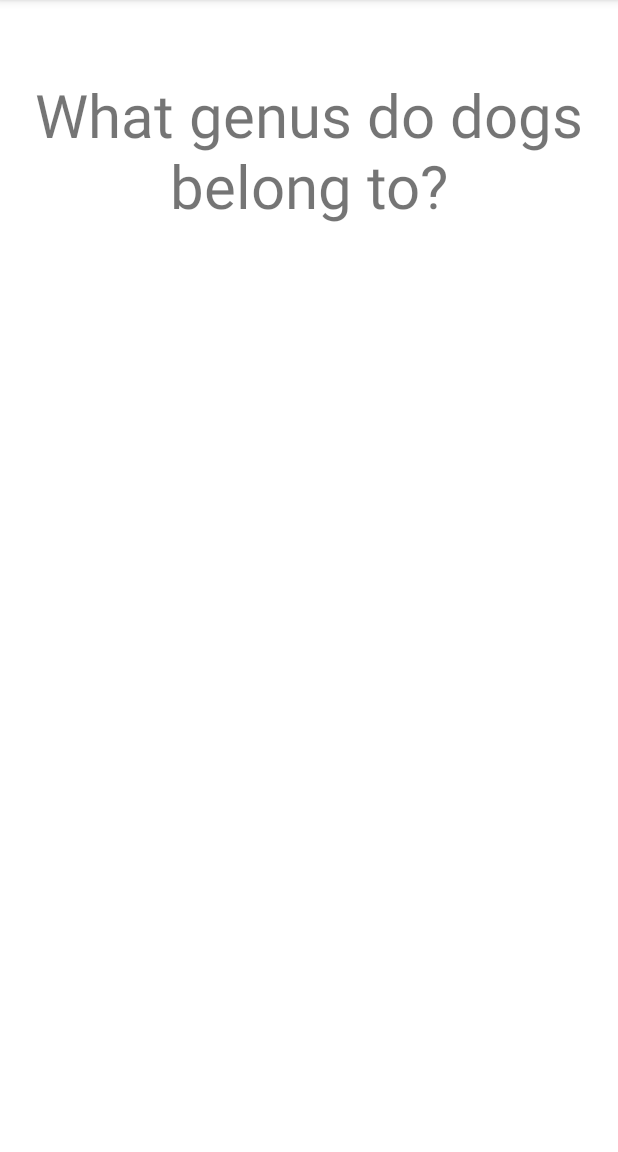
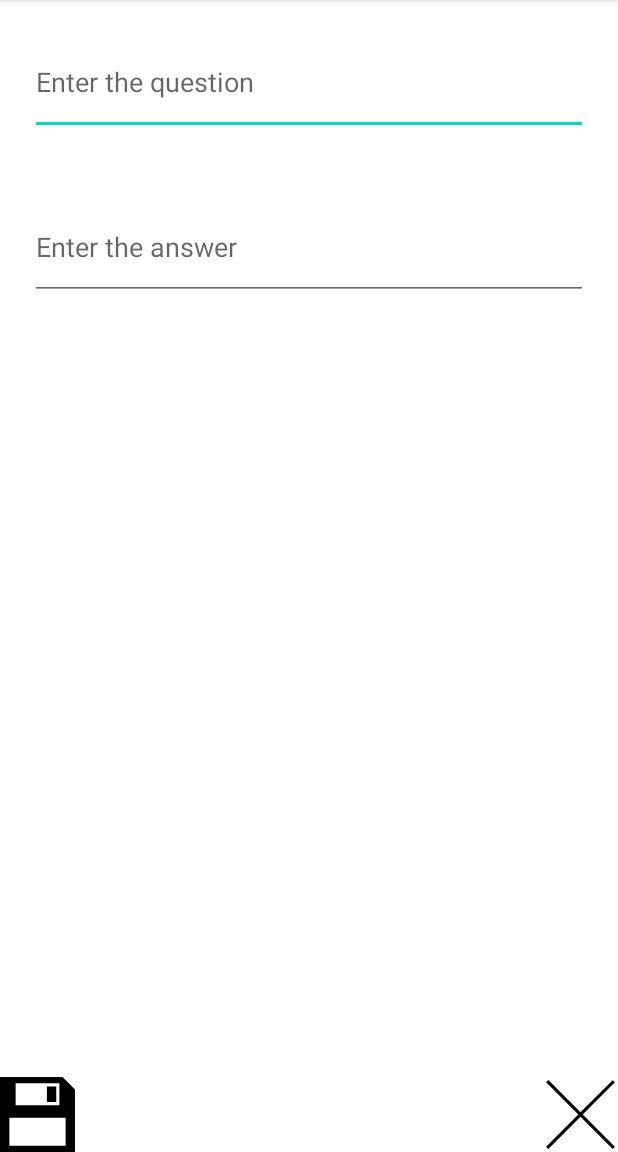
Before and after one commit to sam-24-bot/sFlashcard, an Android app: the screen it shows after launch (MainActivity before the commit, AddCardActivity after it), on a phone screen of 412 x 824 dp, the part 84-1236 px from its top. Run offline under Robolectric (Android 15) with nearby library versions, the phone set to English and light mode, and no system bars.

Commit message:
third commit

```diff
--- a/app/src/main/AndroidManifest.xml
+++ b/app/src/main/AndroidManifest.xml
@@ -9,6 +9,7 @@
         android:roundIcon="@mipmap/ic_launcher_round"
         android:supportsRtl="true"
         android:theme="@style/Theme.SFlashcard">
+        <activity android:name=".AddCardActivity"></activity>
         <activity android:name=".MainActivity">
             <intent-filter>
                 <action android:name="android.intent.action.MAIN" />
--- /dev/null
+++ b/app/src/main/java/com/example/sflashcard/AddCardActivity.java
@@ -0,0 +1,44 @@
+package com.example.sflashcard;
+
+import androidx.appcompat.app.AppCompatActivity;
+
+import android.annotation.SuppressLint;
+import android.content.Intent;
+import android.os.Bundle;
+import android.view.View;
+import android.widget.EditText;
+
+public class AddCardActivity extends AppCompatActivity {
+    @Override
+    protected void onCreate(Bundle savedInstanceState) {
+        super.onCreate(savedInstanceState);
+        setContentView(R.layout.activity_add_card);
+
+        findViewById(R.id.cancel_button).setOnClickListener(new View.OnClickListener() {
+            @Override
+            public void onClick(View v) {
+                finish();
+            }
+        });
+
+        findViewById(R.id.save_button).setOnClickListener(new View.OnClickListener() {
+            @Override
+            public void onClick(View v) {
+                String card_question = ((EditText) findViewById(R.id.user_question)).getText().toString();
+                String card_answer = ((EditText) findViewById(R.id.user_answer)).getText().toString();
+
+
+                Intent data = new Intent(); // create a new Intent, this is where we will put our data
+                data.putExtra("question", card_question); // puts one string into the Intent, with the key as 'string1'
+                data.putExtra("answer", card_answer); // puts another string into the Intent, with the key as 'string2
+                setResult(RESULT_OK, data); // set result code and bundle data for response
+                finish(); // closes this activity and pass data to the original activity that launched this activity
+            }
+
+        });
+
+        String s1 = getIntent().getStringExtra("question"); // this string will be 'harry potter`
+        String s2 = getIntent().getStringExtra("answer"); // this string will be 'voldemort'
+
+    }
+}
--- a/app/src/main/java/com/example/sflashcard/MainActivity.java
+++ b/app/src/main/java/com/example/sflashcard/MainActivity.java
@@ -5,6 +5,7 @@ import androidx.appcompat.app.AppCompatActivity;
 import android.os.Bundle;
 import android.view.View;
 import android.widget.TextView;
+import android.content.Intent;
 
 public class MainActivity extends AppCompatActivity {
 
@@ -23,8 +24,46 @@ public class MainActivity extends AppCompatActivity {
             public void onClick(View v) {
                 FlashcardQuestion.setVisibility(View.INVISIBLE);
                 FlashcardAnswer.setVisibility(View.VISIBLE);
+            }
 
+        });
+
+//new
+        FlashcardAnswer.setOnClickListener(new View.OnClickListener() {
+
+            @Override
+            public void onClick(View v) {
+                FlashcardQuestion.setVisibility(View.VISIBLE);
+                FlashcardAnswer.setVisibility(View.INVISIBLE);
             }
         });
+
+        findViewById(R.id.plus_button).setOnClickListener(new View.OnClickListener() {
+            @Override
+            public void onClick(View v) {
+                Intent intent = new Intent(MainActivity.this, AddCardActivity.class);
+                MainActivity.this.startActivity(intent);
+            }
+
+        });
+
+        Intent intent = new Intent(MainActivity.this, AddCardActivity.class);
+        intent.putExtra("question", " ");
+        intent.putExtra("answer", " ");
+        MainActivity.this.startActivityForResult(intent, 100);
+
+    }
+
+
+    @Override
+    protected void onActivityResult(int requestCode, int resultCode, Intent data) {
+        super.onActivityResult(requestCode, resultCode, data);
+        if (requestCode == 100) { // this 100 needs to match the 100 we used when we called startActivityForResult!
+            String question = data.getExtras().getString("question"); // 'string1' needs to match the key we used when we put the string in the Intent
+            String answer = data.getExtras().getString("answer");
+
+            ((TextView) findViewById(R.id.flashcard_question)).setText(question);
+            ((TextView) findViewById(R.id.flashcard_answer)).setText(answer);
+        }
     }
 }
--- /dev/null
+++ b/app/src/main/res/drawable/cancel_icon.xml
@@ -0,0 +1,10 @@
+<vector xmlns:android="http://schemas.android.com/apk/res/android"
+    android:width="24dp"
+    android:height="24dp"
+    android:viewportWidth="24"
+    android:viewportHeight="24">
+  <path
+      android:fillColor="#FF000000"
+      android:pathData="M12,11.293l10.293,-10.293 0.707,0.707 -10.293,10.293 10.293,10.293 -0.707,0.707 -10.293,-10.293 -10.293,10.293 -0.707,-0.707 10.293,-10.293 -10.293,-10.293 0.707,-0.707 10.293,10.293z"
+      android:fillType="evenOdd"/>
+</vector>
--- /dev/null
+++ b/app/src/main/res/drawable/save_button.xml
@@ -0,0 +1,9 @@
+<vector xmlns:android="http://schemas.android.com/apk/res/android"
+    android:width="24dp"
+    android:height="24dp"
+    android:viewportWidth="24"
+    android:viewportHeight="24">
+  <path
+      android:fillColor="#FF000000"
+      android:pathData="M15.003,3h2.997v5h-2.997v-5zM24,4v20h-24v-24h20l4,4zM5,9h14v-7h-14v7zM21,13h-18v9h18v-9z"/>
+</vector>
--- /dev/null
+++ b/app/src/main/res/layout/activity_add_card.xml
@@ -0,0 +1,52 @@
+<?xml version="1.0" encoding="utf-8"?>
+<RelativeLayout xmlns:android="http://schemas.android.com/apk/res/android"
+    xmlns:app="http://schemas.android.com/apk/res-auto"
+    xmlns:tools="http://schemas.android.com/tools"
+    android:layout_width="match_parent"
+    android:layout_height="match_parent"
+    tools:context=".AddCardActivity">
+
+    <ImageView
+        android:id="@+id/cancel_button"
+        android:src="@drawable/cancel_icon"
+        android:layout_height="50dp"
+        android:layout_width="50dp"
+        android:layout_alignParentRight="true"
+        android:layout_alignParentBottom="true"
+        />
+
+    <EditText
+        android:id="@+id/user_question"
+        android:layout_width="match_parent"
+        android:layout_height="70dp"
+        android:layout_marginStart="20dp"
+        android:layout_marginTop="20dp"
+        android:layout_marginEnd="20dp"
+        android:layout_marginBottom="20dp"
+        android:ems="10"
+        android:hint="Enter the question"
+        android:inputType="textMultiLine"/>
+
+    <EditText
+        android:id="@+id/user_answer"
+        android:layout_width="match_parent"
+        android:layout_height="70dp"
+        android:layout_marginStart="20dp"
+        android:layout_marginTop="20dp"
+        android:layout_marginEnd="20dp"
+        android:layout_marginBottom="20dp"
+        android:ems="10"
+        android:hint="Enter the answer"
+        android:inputType="textMultiLine"
+        android:layout_below="@id/user_question"/>
+
+    <ImageView
+        android:id="@+id/save_button"
+        android:src="@drawable/save_button"
+        android:layout_height="50dp"
+        android:layout_width="50dp"
+        android:layout_alignParentLeft="true"
+        android:layout_alignParentBottom="true"
+        />
+
+</RelativeLayout>
```
Also changed, not shown: app/src/main/res/drawable/card_background.xml (added, +7 -0 lines), app/src/main/res/drawable/othercard_background.xml (added, +7 -0 lines), app/src/main/res/drawable/plus_icon.xml (added, +10 -0 lines), app/src/main/res/layout/activity_main.xml (+17 -2 lines).
